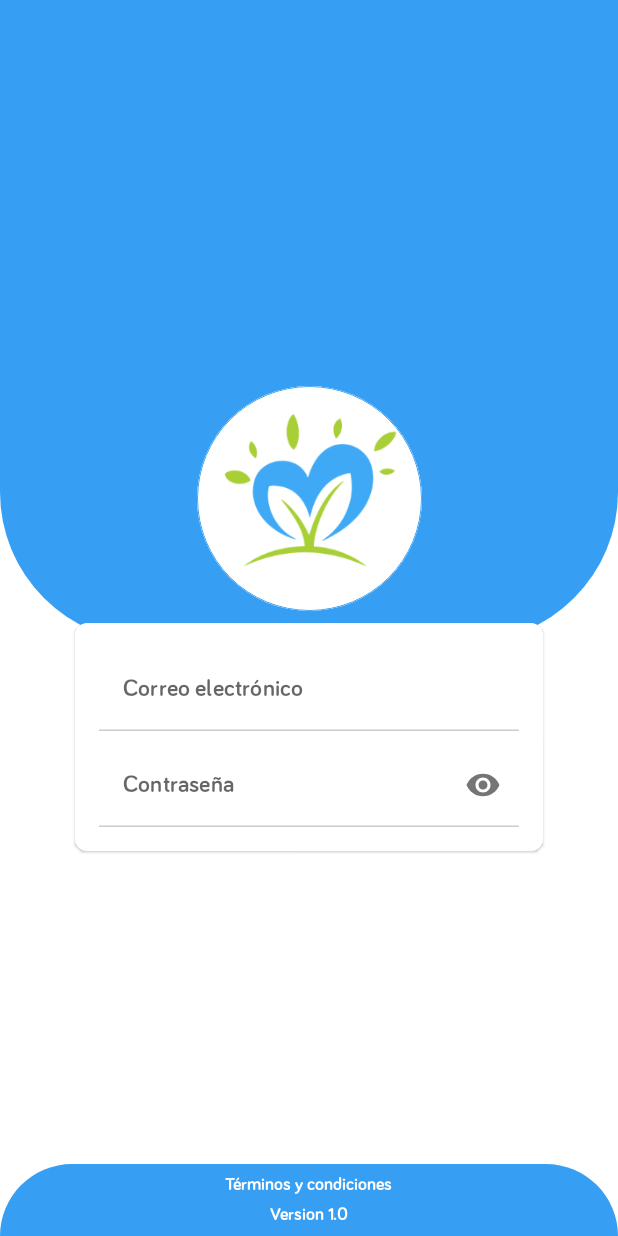
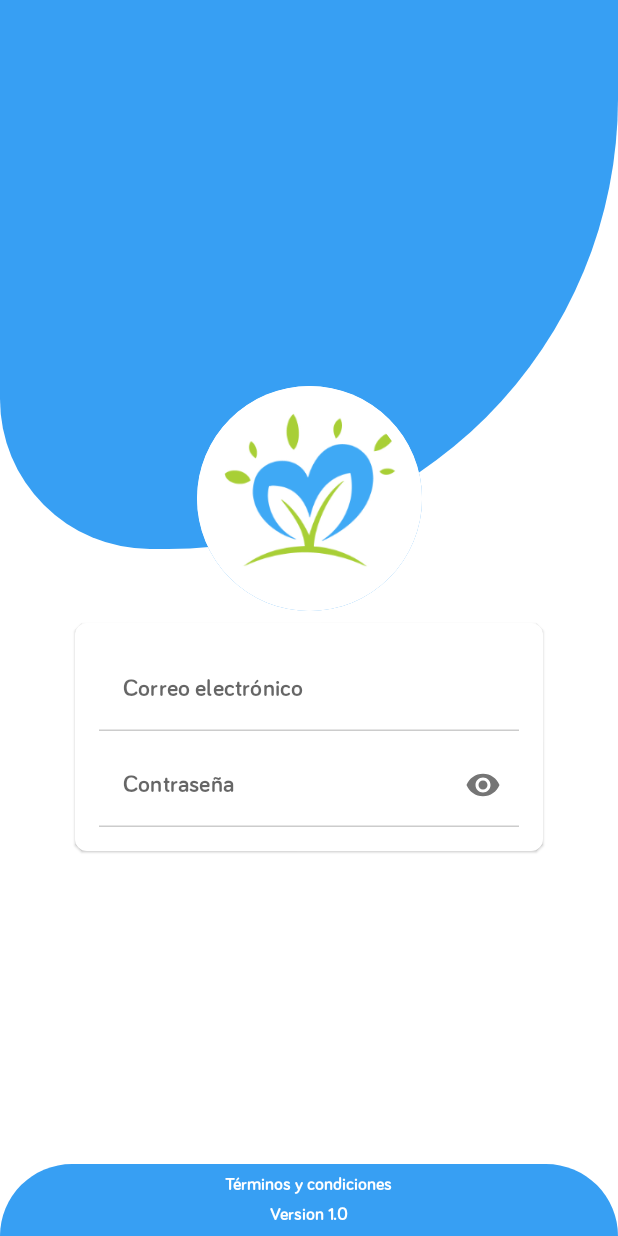
Before and after one commit to sic4change/nut4healthmedical, an Android app built with Jetpack Compose: the screen it shows after launch (MainActivity), on a phone screen of 412 x 824 dp. Run offline under Robolectric (Android 15) with nearby library versions, the phone set to English and light mode, and no system bars.

Commit message:
improve login view

```diff
--- a/app/src/main/java/org/sic4change/nut4healthcentrotratamiento/ui/screens/login/login.kt
+++ b/app/src/main/java/org/sic4change/nut4healthcentrotratamiento/ui/screens/login/login.kt
@@ -46,7 +46,7 @@ fun Login() {
         val screenHeight = configuration.screenHeightDp.dp
         val screenWidth = configuration.screenWidthDp.dp
 
-        TopView(height = screenHeight/2)
+        TopView(height = (screenHeight/3) + 75.dp)
 
 
         Box(
@@ -66,7 +66,8 @@ fun Login() {
                     modifier = Modifier
                         .size(150.dp)
                         .clip(CircleShape)
-                        .border(0.dp, colorResource(R.color.colorPrimary), CircleShape)
+                        .background(color = colorResource(R.color.colorPrimary))
+                        .border(8.dp, colorResource(R.color.white), CircleShape)
                 )
                 Card {
                     Column(
@@ -76,16 +77,6 @@ fun Login() {
                             .wrapContentSize()
                             .padding(16.dp)
                     ) {
-                        /*Image(
-                            painter = painterResource(R.mipmap.icon),
-                            contentDescription = "nut4health",
-                            contentScale = ContentScale.Crop,
-                            modifier = Modifier
-                                .size(120.dp)
-                                .clip(CircleShape)
-                                .border(0.dp, colorResource(R.color.colorPrimary), CircleShape)
-                        )*/
-
                         UserTextField(
                             value = email,
                             onValueChange = { email = it }
@@ -145,11 +136,13 @@ fun TopView(height: Dp) {
             verticalArrangement = Arrangement.spacedBy(8.dp, Alignment.CenterVertically),
             modifier = Modifier
                 .fillMaxWidth()
-                .clip(RoundedCornerShape(0.dp, 0.dp, 100.dp, 100.dp))
+                .clip(RoundedCornerShape(0.dp, 0.dp, 300.dp, 100.dp))
                 .background(colorResource(R.color.colorPrimary))
                 .padding(8.dp)
         ) {
+
             Spacer(modifier = Modifier.height(height))
+
         }
 
     }
```
